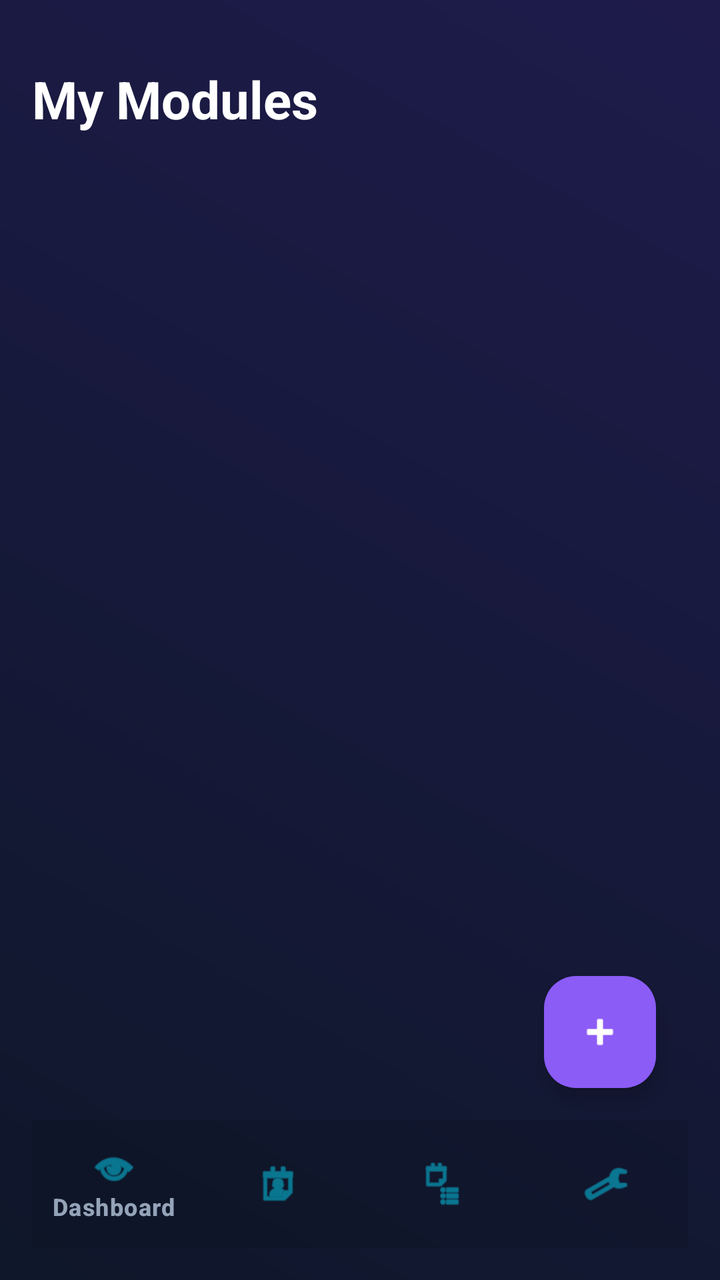
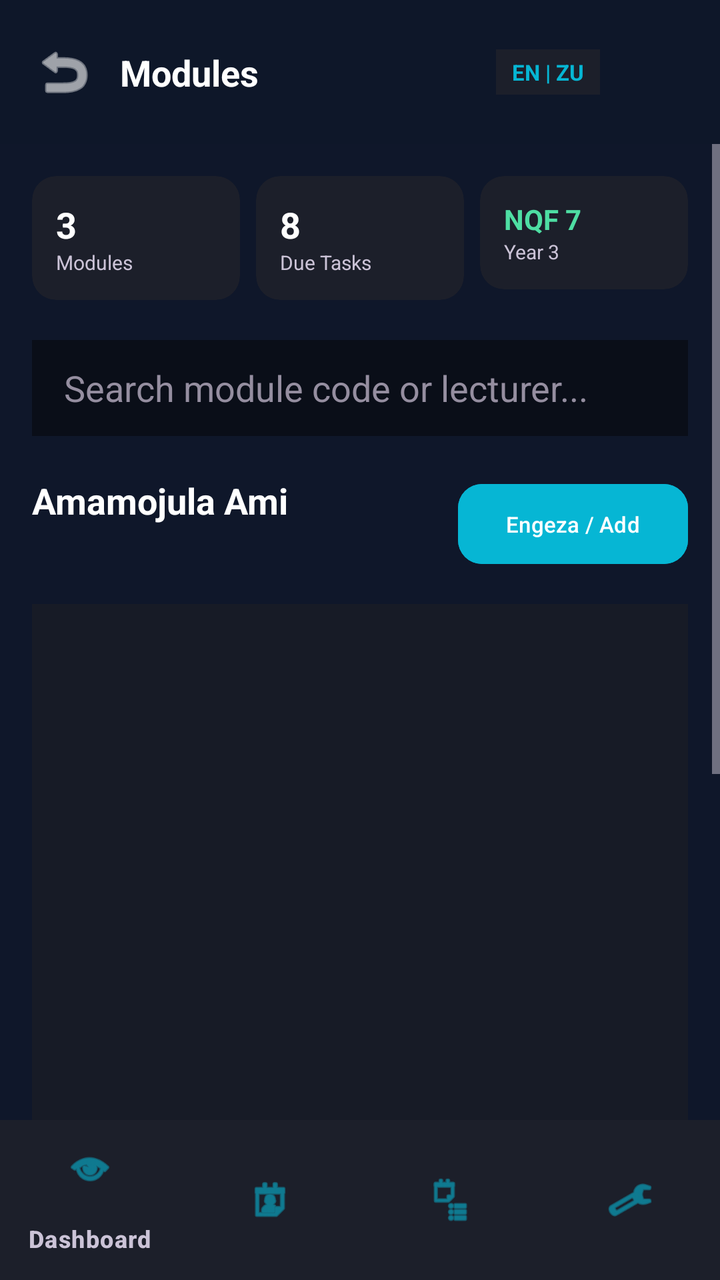

Screens rendered from an Android XML layout before and after an edit, with the pre-edit source and the edit as a unified diff.
<!-- AndroidManifest.xml: application theme Theme.AssignmentPlanner -->
<!-- res/layout/activity_modules.xml -->
<?xml version="1.0" encoding="utf-8"?>
<androidx.constraintlayout.widget.ConstraintLayout xmlns:android="http://schemas.android.com/apk/res/android"
    xmlns:app="http://schemas.android.com/apk/res-auto"
    android:layout_width="match_parent"
    android:layout_height="match_parent"
    android:background="@drawable/gradient_background"
    android:padding="16dp">

    <TextView
        android:id="@+id/tv_modules_title"
        android:layout_width="wrap_content"
        android:layout_height="wrap_content"
        android:layout_marginTop="16dp"
        android:text="My Modules"
        android:textColor="@color/text_primary"
        android:textSize="26sp"
        android:textStyle="bold"
        app:layout_constraintStart_toStartOf="parent"
        app:layout_constraintTop_toTopOf="parent" />

    <androidx.recyclerview.widget.RecyclerView
        android:id="@+id/rv_module_list"
        android:layout_width="match_parent"
        android:layout_height="0dp"
        android:layout_marginTop="16dp"
        app:layout_constraintBottom_toTopOf="@id/bottom_nav"
        app:layout_constraintTop_toBottomOf="@id/tv_modules_title" />

    <com.google.android.material.floatingactionbutton.FloatingActionButton
        android:id="@+id/fab_add_module"
        android:layout_width="wrap_content"
        android:layout_height="wrap_content"
        android:layout_margin="16dp"
        android:backgroundTint="@color/accent_violet"
        android:src="@android:drawable/ic_input_add"
        app:layout_constraintBottom_toTopOf="@id/bottom_nav"
        app:layout_constraintEnd_toEndOf="parent"
        app:tint="@color/text_primary" />

    <com.google.android.material.bottomnavigation.BottomNavigationView
        android:id="@+id/bottom_nav"
        android:layout_width="match_parent"
        android:layout_height="64dp"
        android:background="@color/glass_bg_dark"
        app:itemIconTint="@color/accent_cyan"
        app:itemTextColor="@color/text_secondary"
        app:layout_constraintBottom_toBottomOf="parent"
        app:menu="@menu/bottom_nav_menu" />

</androidx.constraintlayout.widget.ConstraintLayout>
<!-- resources referenced by this layout -->
<resources>
  <color name="accent_cyan">#06B6D4</color>
  <color name="accent_violet">#8B5CF6</color>
  <color name="glass_bg_dark">#1A000000</color>
  <color name="text_primary">#FFFFFF</color>
  <color name="text_secondary">#94A3B8</color>
  <!-- drawable gradient_background (drawable) -->
  <?xml version="1.0" encoding="utf-8"?>
  <shape xmlns:android="http://schemas.android.com/apk/res/android"
      android:shape="rectangle">
      <gradient
          android:angle="45"
          android:endColor="@color/bg_gradient_end"
          android:startColor="@color/bg_gradient_start"
          android:type="linear" />
  </shape>
  <style name="Theme.AssignmentPlanner" parent="Base.Theme.AssignmentPlanner" />
  <color name="bg_gradient_end">#1E1B4B</color>
  <color name="bg_gradient_start">#0F172A</color>
  <style name="Base.Theme.AssignmentPlanner" parent="Theme.Material3.DayNight.NoActionBar">
          
          
      </style>
</resources>

<!-- the commit's change to res/layout/activity_modules.xml (unified diff, before → after) -->
@@ -1,49 +1,269 @@
 <?xml version="1.0" encoding="utf-8"?>
 <androidx.constraintlayout.widget.ConstraintLayout xmlns:android="http://schemas.android.com/apk/res/android"
     xmlns:app="http://schemas.android.com/apk/res-auto"
+    xmlns:tools="http://schemas.android.com/tools"
+    android:id="@+id/main"
     android:layout_width="match_parent"
     android:layout_height="match_parent"
-    android:background="@drawable/gradient_background"
-    android:padding="16dp">
-
-    <TextView
-        android:id="@+id/tv_modules_title"
-        android:layout_width="wrap_content"
-        android:layout_height="wrap_content"
-        android:layout_marginTop="16dp"
-        android:text="My Modules"
-        android:textColor="@color/text_primary"
-        android:textSize="26sp"
-        android:textStyle="bold"
-        app:layout_constraintStart_toStartOf="parent"
-        app:layout_constraintTop_toTopOf="parent" />
-
-    <androidx.recyclerview.widget.RecyclerView
-        android:id="@+id/rv_module_list"
+    android:background="@color/bg_gradient_start">
+
+    
+    <androidx.constraintlayout.widget.ConstraintLayout
+        android:id="@+id/cl_modules_header"
+        android:layout_width="match_parent"
+        android:layout_height="72dp"
+        android:background="#1A0F131D"
+        android:paddingHorizontal="16dp"
+        app:layout_constraintTop_toTopOf="parent">
+
+        <ImageView
+            android:id="@+id/btn_back"
+            android:layout_width="32dp"
+            android:layout_height="32dp"
+            android:src="@android:drawable/ic_menu_revert"
+            app:layout_constraintBottom_toBottomOf="parent"
+            app:layout_constraintStart_toStartOf="parent"
+            app:layout_constraintTop_toTopOf="parent"
+            app:tint="@color/text_primary" />
+
+        <TextView
+            android:id="@+id/tv_header_title"
+            android:layout_width="wrap_content"
+            android:layout_height="wrap_content"
+            android:layout_marginStart="12dp"
+            android:text="Modules"
+            android:textColor="@color/text_primary"
+            android:textSize="18sp"
+            android:textStyle="bold"
+            app:layout_constraintBottom_toBottomOf="parent"
+            app:layout_constraintStart_toEndOf="@id/btn_back"
+            app:layout_constraintTop_toTopOf="parent" />
+
+        <LinearLayout
+            android:layout_width="wrap_content"
+            android:layout_height="wrap_content"
+            android:gravity="center_vertical"
+            android:orientation="horizontal"
+            app:layout_constraintBottom_toBottomOf="parent"
+            app:layout_constraintEnd_toEndOf="parent"
+            app:layout_constraintTop_toTopOf="parent">
+
+            <TextView
+                android:layout_width="wrap_content"
+                android:layout_height="wrap_content"
+                android:background="@color/surface_container"
+                android:paddingHorizontal="8dp"
+                android:paddingVertical="4dp"
+                android:text="EN | ZU"
+                android:textColor="@color/accent_cyan"
+                android:textSize="11sp"
+                android:textStyle="bold" />
+
+            <ImageView
+                android:id="@+id/iv_profile_icon"
+                android:layout_width="32dp"
+                android:layout_height="32dp"
+                android:layout_marginStart="12dp"
+                android:src="@android:drawable/sym_def_app_icon"
+                app:tint="@color/text_on_surface_variant" />
+        </LinearLayout>
+    </androidx.constraintlayout.widget.ConstraintLayout>
+
+    
+    <ScrollView
         android:layout_width="match_parent"
         android:layout_height="0dp"
-        android:layout_marginTop="16dp"
+        android:fillViewport="true"
         app:layout_constraintBottom_toTopOf="@id/bottom_nav"
-        app:layout_constraintTop_toBottomOf="@id/tv_modules_title" />
-
-    <com.google.android.material.floatingactionbutton.FloatingActionButton
-        android:id="@+id/fab_add_module"
-        android:layout_width="wrap_content"
-        android:layout_height="wrap_content"
-        android:layout_margin="16dp"
-        android:backgroundTint="@color/accent_violet"
-        android:src="@android:drawable/ic_input_add"
-        app:layout_constraintBottom_toTopOf="@id/bottom_nav"
-        app:layout_constraintEnd_toEndOf="parent"
-        app:tint="@color/text_primary" />
-
+        app:layout_constraintTop_toBottomOf="@id/cl_modules_header">
+
+        <LinearLayout
+            android:layout_width="match_parent"
+            android:layout_height="wrap_content"
+            android:orientation="vertical"
+            android:padding="16dp">
+
+            
+            <LinearLayout
+                android:layout_width="match_parent"
+                android:layout_height="wrap_content"
+                android:layout_marginBottom="20dp"
+                android:orientation="horizontal">
+
+                <com.google.android.material.card.MaterialCardView
+                    android:layout_width="0dp"
+                    android:layout_height="wrap_content"
+                    android:layout_weight="1"
+                    app:cardBackgroundColor="@color/surface_container"
+                    app:cardCornerRadius="12dp"
+                    app:strokeWidth="0dp">
+                    <LinearLayout
+                        android:layout_width="match_parent"
+                        android:layout_height="wrap_content"
+                        android:orientation="vertical"
+                        android:padding="12dp">
+                        <TextView
+                            android:layout_width="wrap_content"
+                            android:layout_height="wrap_content"
+                            android:text="3"
+                            android:textColor="@color/text_primary"
+                            android:textSize="18sp"
+                            android:textStyle="bold" />
+                        <TextView
+                            android:layout_width="wrap_content"
+                            android:layout_height="wrap_content"
+                            android:text="Modules"
+                            android:textColor="@color/text_on_surface_variant"
+                            android:textSize="10sp" />
+                    </LinearLayout>
+                </com.google.android.material.card.MaterialCardView>
+
+                <com.google.android.material.card.MaterialCardView
+                    android:layout_width="0dp"
+                    android:layout_height="wrap_content"
+                    android:layout_marginStart="8dp"
+                    android:layout_marginEnd="8dp"
+                    android:layout_weight="1"
+                    app:cardBackgroundColor="@color/surface_container"
+                    app:cardCornerRadius="12dp"
+                    app:strokeWidth="0dp">
+                    <LinearLayout
+                        android:layout_width="match_parent"
+                        android:layout_height="wrap_content"
+                        android:orientation="vertical"
+                        android:padding="12dp">
+                        <TextView
+                            android:layout_width="wrap_content"
+                            android:layout_height="wrap_content"
+                            android:text="8"
+                            android:textColor="@color/text_primary"
+                            android:textSize="18sp"
+                            android:textStyle="bold" />
+                        <TextView
+                            android:layout_width="wrap_content"
+                            android:layout_height="wrap_content"
+                            android:text="Due Tasks"
+                            android:textColor="@color/text_on_surface_variant"
+                            android:textSize="10sp" />
+                    </LinearLayout>
+                </com.google.android.material.card.MaterialCardView>
+
+                <com.google.android.material.card.MaterialCardView
+                    android:layout_width="0dp"
+                    android:layout_height="wrap_content"
+                    android:layout_weight="1"
+                    app:cardBackgroundColor="@color/surface_container"
+                    app:cardCornerRadius="12dp"
+                    app:strokeWidth="0dp">
+                    <LinearLayout
+                        android:layout_width="match_parent"
+                        android:layout_height="wrap_content"
+                        android:orientation="vertical"
+                        android:padding="12dp">
+                        <TextView
+                            android:layout_width="wrap_content"
+                            android:layout_height="wrap_content"
+                            android:text="NQF 7"
+                            android:textColor="@color/tertiary_green"
+                            android:textSize="14sp"
+                            android:textStyle="bold" />
+                        <TextView
+                            android:layout_width="wrap_content"
+                            android:layout_height="wrap_content"
+                            android:text="Year 3"
+                            android:textColor="@color/text_on_surface_variant"
+                            android:textSize="10sp" />
+                    </LinearLayout>
+                </com.google.android.material.card.MaterialCardView>
+            </LinearLayout>
+
+            
+            <EditText
+                android:id="@+id/moduleSearchInput"
+                android:layout_width="match_parent"
+                android:layout_height="48dp"
+                android:layout_marginBottom="20dp"
+                android:background="@color/surface_container_lowest"
+                android:hint="Search module code or lecturer..."
+                android:paddingHorizontal="16dp"
+                android:textColor="@color/text_primary"
+                android:textColorHint="@color/outline" />
+
+            
+            <androidx.constraintlayout.widget.ConstraintLayout
+                android:layout_width="match_parent"
+                android:layout_height="wrap_content"
+                android:layout_marginBottom="16dp">
+                <TextView
+                    android:layout_width="wrap_content"
+                    android:layout_height="wrap_content"
+                    android:text="Amamojula Ami"
+                    android:textColor="@color/text_primary"
+                    android:textSize="18sp"
+                    android:textStyle="bold"
+                    app:layout_constraintStart_toStartOf="parent"
+                    app:layout_constraintTop_toTopOf="parent" />
+                <com.google.android.material.button.MaterialButton
+                    android:id="@+id/btn_add_module"
+                    android:layout_width="wrap_content"
+                    android:layout_height="wrap_content"
+                    android:backgroundTint="@color/accent_cyan"
+                    android:text="Engeza / Add"
+                    android:textColor="@color/text_primary"
+                    android:textSize="11sp"
+                    app:cornerRadius="12dp"
+                    app:layout_constraintEnd_toEndOf="parent"
+                    app:layout_constraintTop_toTopOf="parent" />
+            </androidx.constraintlayout.widget.ConstraintLayout>
+
+            
+            <androidx.recyclerview.widget.RecyclerView
+                android:id="@+id/rv_module_list"
+                android:layout_width="match_parent"
+                android:layout_height="400dp"
+                android:layout_marginBottom="24dp"
+                android:background="@color/surface_container_low" />
+
+            
+            <com.google.android.material.card.MaterialCardView
+                android:layout_width="match_parent"
+                android:layout_height="wrap_content"
+                android:layout_marginBottom="32dp"
+                app:cardBackgroundColor="@color/surface_container_low"
+                app:cardCornerRadius="12dp"
+                app:strokeWidth="0dp">
+                <LinearLayout
+                    android:layout_width="match_parent"
+                    android:layout_height="wrap_content"
+                    android:gravity="center_vertical"
+                    android:orientation="horizontal"
+                    android:padding="12dp">
+                    <ImageView
+                        android:layout_width="24dp"
+                        android:layout_height="24dp"
+                        android:src="@android:drawable/ic_popup_sync"
+                        app:tint="@color/tertiary_green" />
+                    <TextView
+                        android:layout_width="match_parent"
+                        android:layout_height="wrap_content"
+                        android:layout_marginStart="12dp"
+                        android:text="Offline Ready: All syllabi and rubrics cached locally."
+                        android:textColor="@color/text_on_surface_variant"
+                        android:textSize="12sp" />
+                </LinearLayout>
+            </com.google.android.material.card.MaterialCardView>
+
+        </LinearLayout>
+    </ScrollView>
+
+    
     <com.google.android.material.bottomnavigation.BottomNavigationView
         android:id="@+id/bottom_nav"
         android:layout_width="match_parent"
-        android:layout_height="64dp"
-        android:background="@color/glass_bg_dark"
+        android:layout_height="wrap_content"
+        android:background="@color/surface_container"
         app:itemIconTint="@color/accent_cyan"
-        app:itemTextColor="@color/text_secondary"
+        app:itemTextColor="@color/text_on_surface_variant"
         app:layout_constraintBottom_toBottomOf="parent"
         app:menu="@menu/bottom_nav_menu" />
 
<!-- resource entries referenced after the edit -->
@@ -2,25 +2,22 @@
 <resources>
   <color name="accent_cyan">#06B6D4</color>
   <color name="accent_violet">#8B5CF6</color>
-  <color name="glass_bg_dark">#1A000000</color>
+  <color name="destructive_red">#EF4444</color>
   <color name="text_primary">#FFFFFF</color>
-  <color name="text_secondary">#94A3B8</color>
-  <!-- drawable gradient_background (drawable) -->
-  <?xml version="1.0" encoding="utf-8"?>
-  <shape xmlns:android="http://schemas.android.com/apk/res/android"
-      android:shape="rectangle">
-      <gradient
-          android:angle="45"
-          android:endColor="@color/bg_gradient_end"
-          android:startColor="@color/bg_gradient_start"
-          android:type="linear" />
-  </shape>
   <style name="Theme.AssignmentPlanner" parent="Base.Theme.AssignmentPlanner" />
-  <color name="bg_gradient_end">#1E1B4B</color>
   <color name="bg_gradient_start">#0F172A</color>
-  <style name="Base.Theme.AssignmentPlanner" parent="Theme.Material3.DayNight.NoActionBar">
-          
-          
+  <color name="outline">#958EA0</color>
+  <color name="surface_container">#1C1F2A</color>
+  <color name="surface_container_low">#171B26</color>
+  <color name="surface_container_lowest">#0A0E18</color>
+  <color name="tertiary_green">#4EDEA3</color>
+  <color name="text_on_surface_variant">#CBC3D7</color>
+  <style name="Base.Theme.AssignmentPlanner" parent="Theme.Material3.Dark.NoActionBar">
+          <item name="colorPrimary">@color/accent_violet</item>
+          <item name="colorSecondary">@color/accent_cyan</item>
+          <item name="colorTertiary">@color/tertiary_green</item>
+          <item name="colorError">@color/destructive_red</item>
+          <item name="android:textColorHint">@color/outline</item>
       </style>
 </resources>
 
